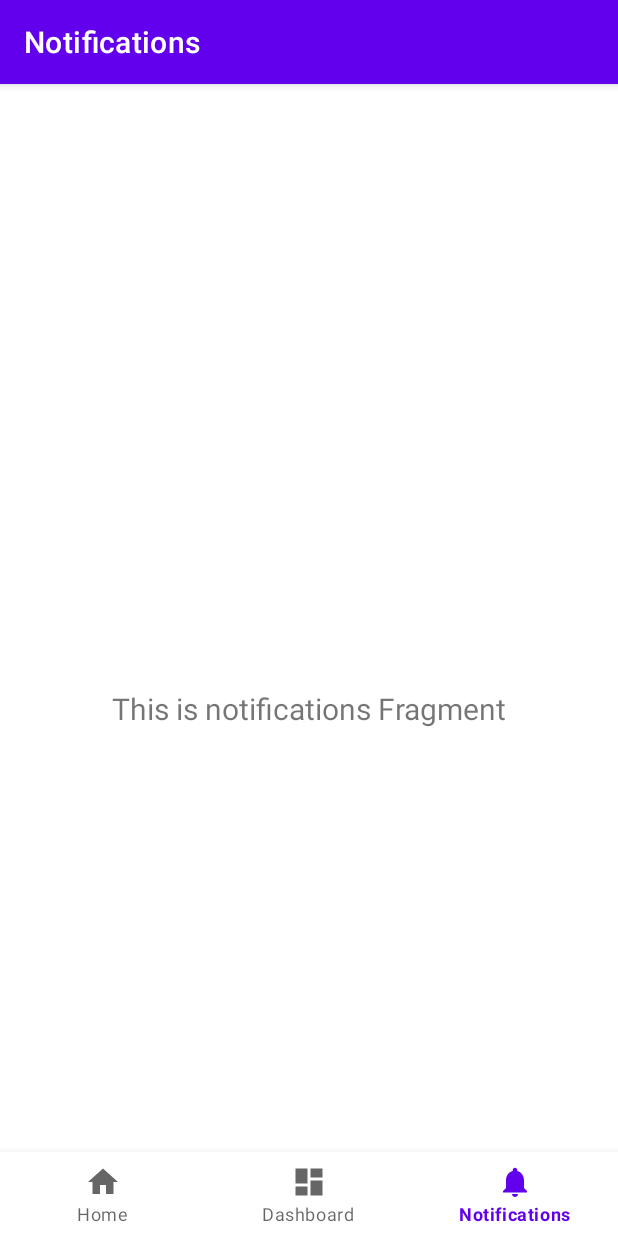
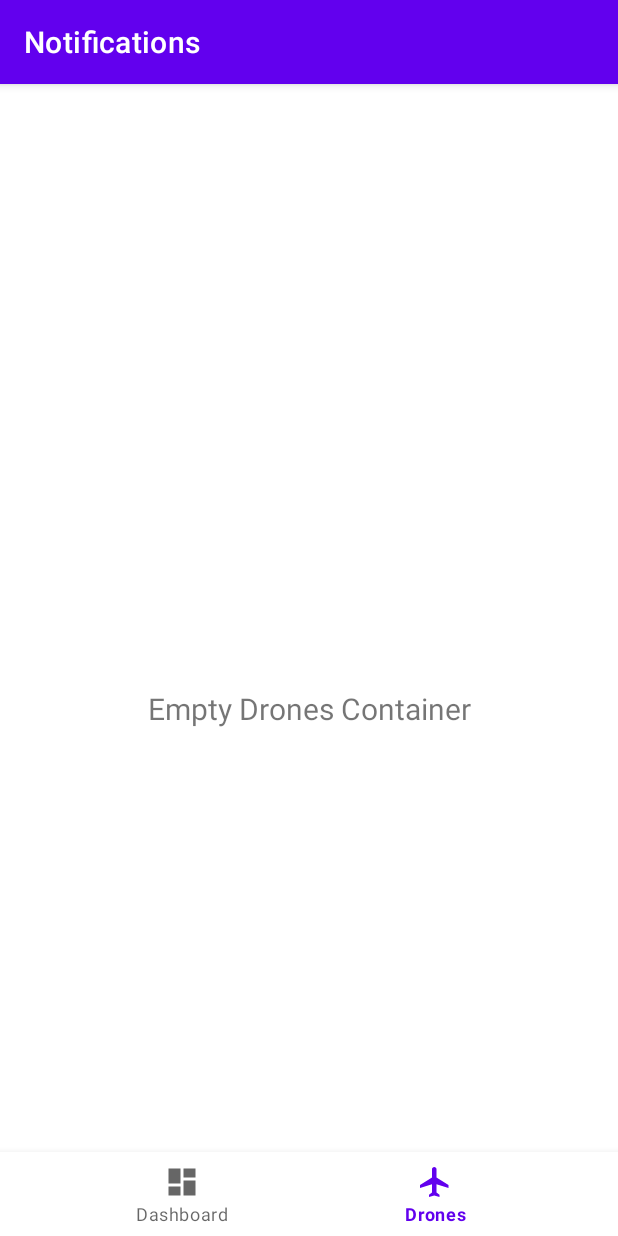
Before and after one commit to SgainsO/Building-Damage-Assessment, an Android app: the NotificationsFragment screen opened through its navigation route, on a phone screen of 412 x 824 dp. Run offline under Robolectric (Android 15) with nearby library versions, the light colour scheme and no system bars; our stand-ins replace navigation-ui.

Commit message:
Reworked NAV Bar to Match an expected Drone UI

```diff
--- a/Drone/app/src/main/java/com/example/drone/MainActivity.kt
+++ b/Drone/app/src/main/java/com/example/drone/MainActivity.kt
@@ -27,7 +27,7 @@ class MainActivity : AppCompatActivity() {
         // menu should be considered as top level destinations.
         val appBarConfiguration = AppBarConfiguration(
             setOf(
-                R.id.navigation_home, R.id.navigation_dashboard, R.id.navigation_notifications
+                R.id.navigation_dashboard, R.id.navigation_flights
             )
         )
         setupActionBarWithNavController(navController, appBarConfiguration)
--- a/Drone/app/src/main/java/com/example/drone/ui/notifications/NotificationsFragment.kt
+++ b/Drone/app/src/main/java/com/example/drone/ui/notifications/NotificationsFragment.kt
@@ -7,11 +7,11 @@ import android.view.ViewGroup
 import android.widget.TextView
 import androidx.fragment.app.Fragment
 import androidx.lifecycle.ViewModelProvider
-import com.example.drone.databinding.FragmentNotificationsBinding
+import com.example.drone.databinding.FragmentFlightsBinding
 
 class NotificationsFragment : Fragment() {
 
-    private var _binding: FragmentNotificationsBinding? = null
+    private var _binding: FragmentFlightsBinding? = null
 
     // This property is only valid between onCreateView and
     // onDestroyView.
@@ -25,7 +25,7 @@ class NotificationsFragment : Fragment() {
         val notificationsViewModel =
             ViewModelProvider(this).get(NotificationsViewModel::class.java)
 
-        _binding = FragmentNotificationsBinding.inflate(inflater, container, false)
+        _binding = FragmentFlightsBinding.inflate(inflater, container, false)
         val root: View = binding.root
 
         val textView: TextView = binding.textNotifications
--- a/Drone/app/src/main/java/com/example/drone/ui/notifications/NotificationsViewModel.kt
+++ b/Drone/app/src/main/java/com/example/drone/ui/notifications/NotificationsViewModel.kt
@@ -7,7 +7,7 @@ import androidx.lifecycle.ViewModel
 class NotificationsViewModel : ViewModel() {
 
     private val _text = MutableLiveData<String>().apply {
-        value = "This is notifications Fragment"
+        value = "Empty Drones Container"
     }
     val text: LiveData<String> = _text
 }
--- /dev/null
+++ b/Drone/app/src/main/res/drawable/baseline_flight_24.xml
@@ -0,0 +1,5 @@
+<vector xmlns:android="http://schemas.android.com/apk/res/android" android:height="24dp" android:tint="#000000" android:viewportHeight="24" android:viewportWidth="24" android:width="24dp">
+
+    <path android:fillColor="@android:color/white" android:pathData="M21,16v-2l-8,-5V3.5c0,-0.83 -0.67,-1.5 -1.5,-1.5S10,2.67 10,3.5V9l-8,5v2l8,-2.5V19l-2,1.5V22l3.5,-1 3.5,1v-1.5L13,19v-5.5l8,2.5z"/>
+
+</vector>
--- a/Drone/app/src/main/res/menu/bottom_nav_menu.xml
+++ b/Drone/app/src/main/res/menu/bottom_nav_menu.xml
@@ -1,10 +1,5 @@
 <?xml version="1.0" encoding="utf-8"?>
 <menu xmlns:android="http://schemas.android.com/apk/res/android">
-
-    <item
-        android:id="@+id/navigation_home"
-        android:icon="@drawable/ic_home_black_24dp"
-        android:title="@string/title_home" />
 
     <item
         android:id="@+id/navigation_dashboard"
@@ -12,8 +7,8 @@
         android:title="@string/title_dashboard" />
 
     <item
-        android:id="@+id/navigation_notifications"
-        android:icon="@drawable/ic_notifications_black_24dp"
-        android:title="@string/title_notifications" />
+        android:id="@+id/navigation_flights"
+        android:icon="@drawable/baseline_flight_24"
+        android:title="@string/Drones" />
 
 </menu>
--- a/Drone/app/src/main/res/navigation/mobile_navigation.xml
+++ b/Drone/app/src/main/res/navigation/mobile_navigation.xml
@@ -37,8 +37,8 @@
     </fragment>
 
     <fragment
-        android:id="@+id/navigation_notifications"
+        android:id="@+id/navigation_flights"
         android:name="com.example.drone.ui.notifications.NotificationsFragment"
         android:label="@string/title_notifications"
-        tools:layout="@layout/fragment_notifications" />
+        tools:layout="@layout/fragment_flights" />
 </navigation>
--- a/Drone/app/src/main/res/values/strings.xml
+++ b/Drone/app/src/main/res/values/strings.xml
@@ -6,4 +6,5 @@
     <string name="Label_Title">Image Labeler</string>
     <string name="Next">Next</string>
     <string name="Back">HOME</string>
+    <string name="Drones">Drones</string>
 </resources>
```
Also changed, not shown: Drone/app/src/main/res/layout/fragment_flights.xml (renamed from Drone/app/src/main/res/layout/fragment_notifications.xml).
